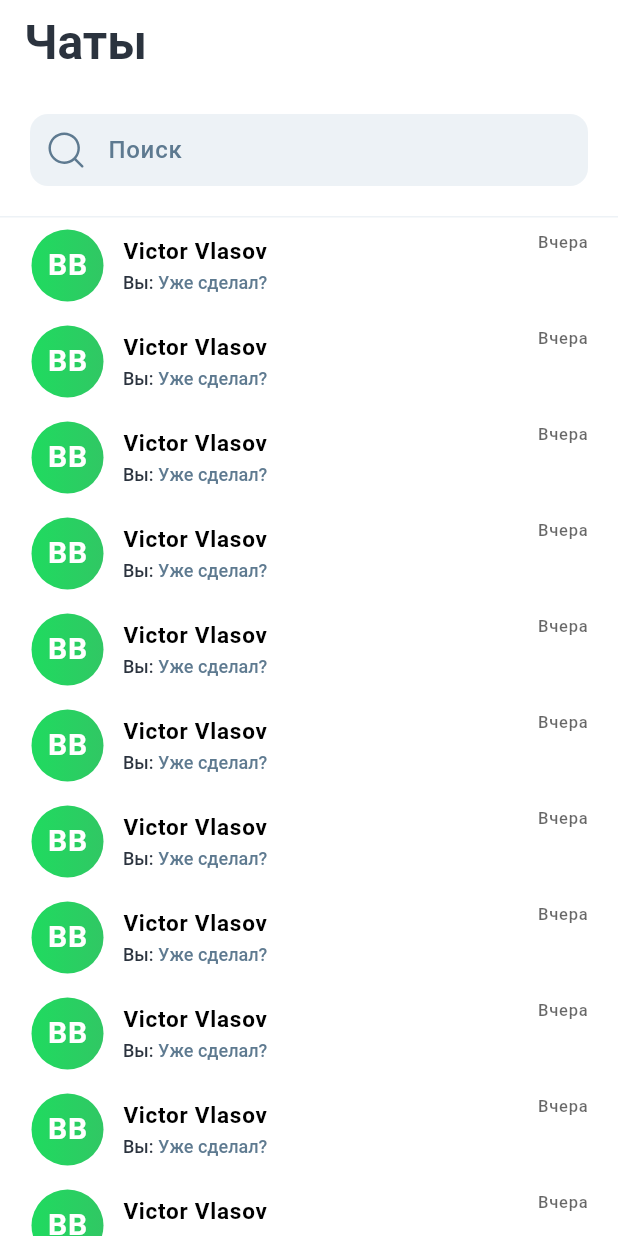
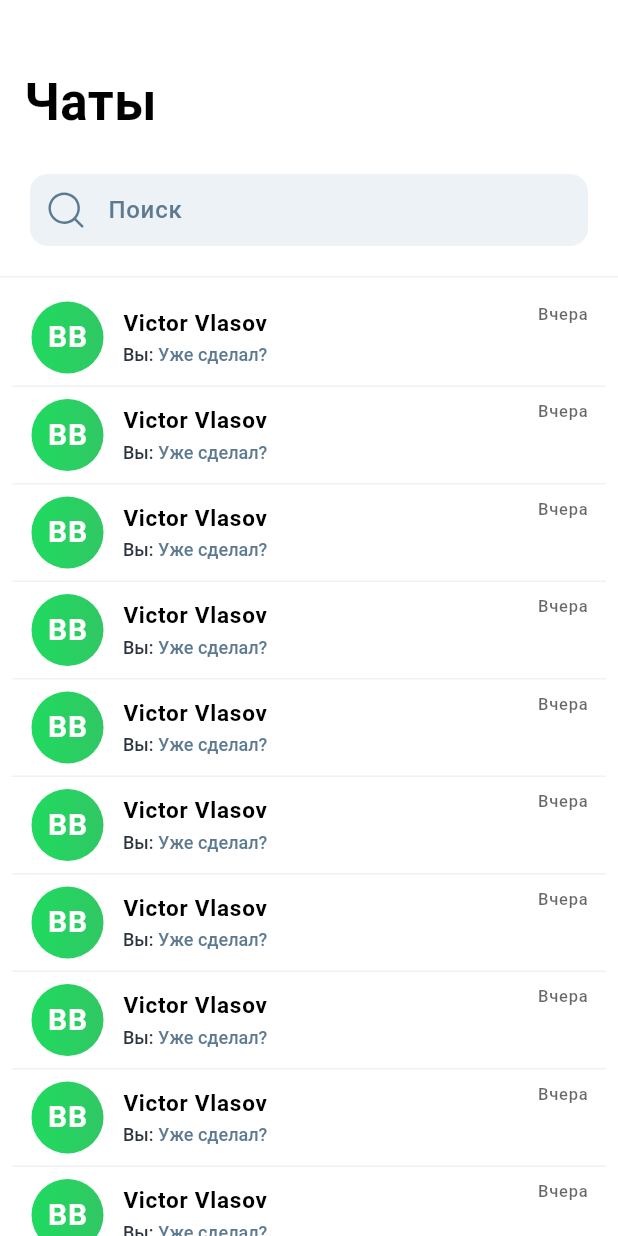
Before and after one commit to SarsenovZ2z/mozz, a Flutter app: the screen it shows after launch, on a phone screen of 412 x 824 dp. Run offline on Flutter 3.47's test engine with Material 3 defaults, Android fonts, the phone set to English and light mode, and no system bars; our stand-ins replace flutter_svg, get_it, go_router.

Commit message:
home scree appBar

```diff
--- a/lib/src/features/chat/presentation/widgets/chat_list_item.dart
+++ b/lib/src/features/chat/presentation/widgets/chat_list_item.dart
@@ -5,7 +5,16 @@ class ChatListItem extends StatelessWidget {
 
   @override
   Widget build(BuildContext context) {
-    return ListTile(
+    return Container(
+      decoration: BoxDecoration(
+        border: Border(
+          bottom: BorderSide(
+            width: 1,
+            color: Theme.of(context).dividerColor,
+          ),
+        ),
+      ),
+      child: ListTile(
         dense: true,
         onTap: () {},
         shape: RoundedRectangleBorder(
@@ -17,6 +26,7 @@ class ChatListItem extends StatelessWidget {
         title: const _Title(),
         subtitle: const _Subtitle(),
         trailing: const _ChatTimestamps(),
+      ),
     );
   }
 }
--- a/lib/src/features/home/presentation/pages/home_screen.dart
+++ b/lib/src/features/home/presentation/pages/home_screen.dart
@@ -1,3 +1,4 @@
+import 'package:flutter/cupertino.dart';
 import 'package:flutter/material.dart';
 import 'package:mozz/src/features/chat/presentation/widgets/chat_list_item.dart';
 import 'package:mozz/src/features/chat/presentation/widgets/search_chats.dart';
@@ -7,12 +8,8 @@ class HomeScreen extends StatelessWidget {
 
   @override
   Widget build(BuildContext context) {
-    return Scaffold(
-      appBar: AppBar(
-        centerTitle: false,
-        title: const Text('Чаты'),
-      ),
-      body: const _Content(),
+    return const Scaffold(
+      body: _Content(),
     );
   }
 }
@@ -24,11 +21,16 @@ class _Content extends StatelessWidget {
   Widget build(BuildContext context) {
     return CustomScrollView(
       slivers: [
+        CupertinoSliverNavigationBar(
+          largeTitle: const Text('Чаты'),
+          backgroundColor: Theme.of(context).colorScheme.background,
+          border: null,
+        ),
         const SliverToBoxAdapter(
           child: SearchChats(),
         ),
         SliverPadding(
-          padding: const EdgeInsets.symmetric(horizontal: 8),
+          padding: const EdgeInsets.all(8),
           sliver: SliverList.builder(
             itemCount: 100,
             itemBuilder: (context, index) => const ChatListItem(),
--- a/lib/src/themes/theme.dart
+++ b/lib/src/themes/theme.dart
@@ -26,12 +26,4 @@ ThemeData themeData(ColorScheme theme) => ThemeData.from(
           borderRadius: BorderRadius.circular(12),
         ),
       ),
-      //
-      appBarTheme: AppBarTheme(
-        titleTextStyle: TextStyle(
-          color: theme.onBackground,
-          fontWeight: FontWeight.w600,
-          fontSize: 32,
-        ),
-      ),
     );
```
Lines whose indentation alone changed are shown as unchanged.
